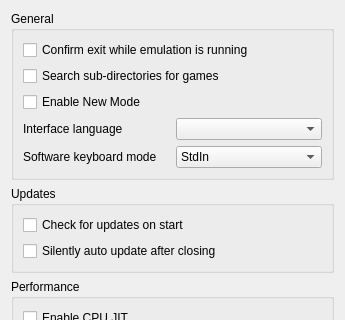
grimtnt/citra, file src/citra_qt/configuration/configure_general.ui: the form before one commit; both pictures show x 0 to 345 and y 0 to 320 of the 345 by 536 pixel window.
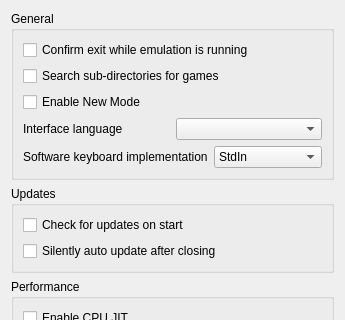
The form after the commit. Custom widgets are drawn as their Qt base class.

Commit message: settings: rename swkbd_mode to swkbd_implementation

```diff
--- a/src/citra_qt/configuration/configure_general.ui
+++ b/src/citra_qt/configuration/configure_general.ui
@@ -64,7 +64,7 @@
             <item>
              <widget class="QLabel" name="swkbd_mode_label">
               <property name="text">
-               <string>Software keyboard mode</string>
+               <string>Software keyboard implementation</string>
               </property>
              </widget>
             </item>
```
Left out of the diff: 4 changed lines with no effect on the pictures. The commit also changes 7 other files.
